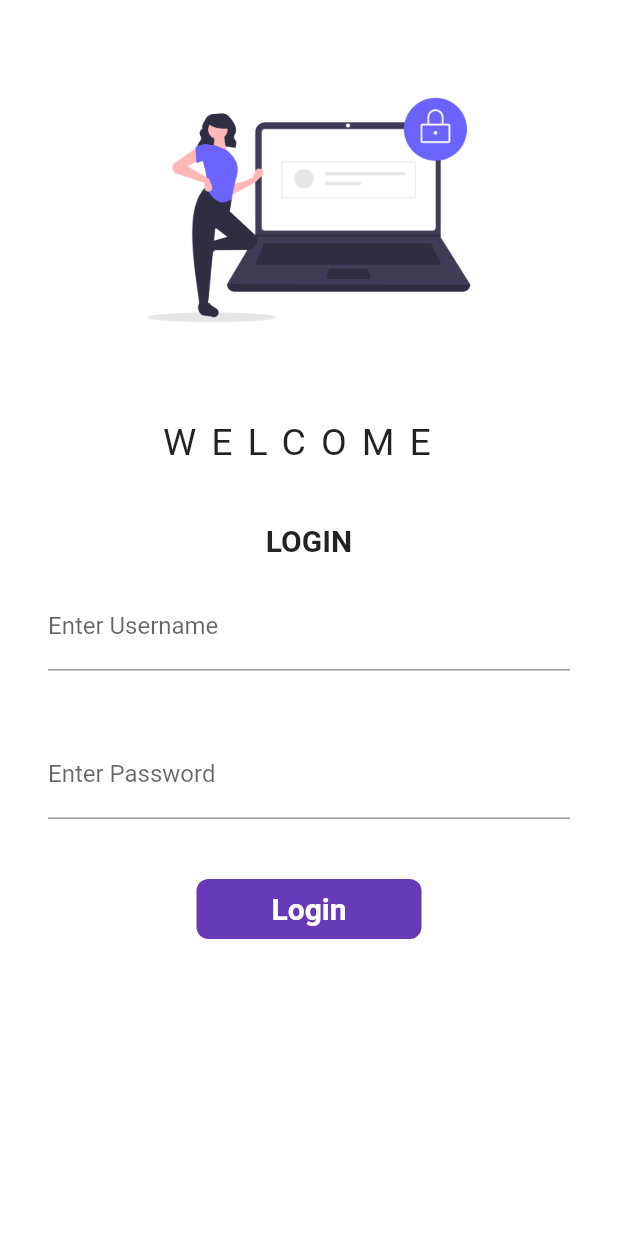
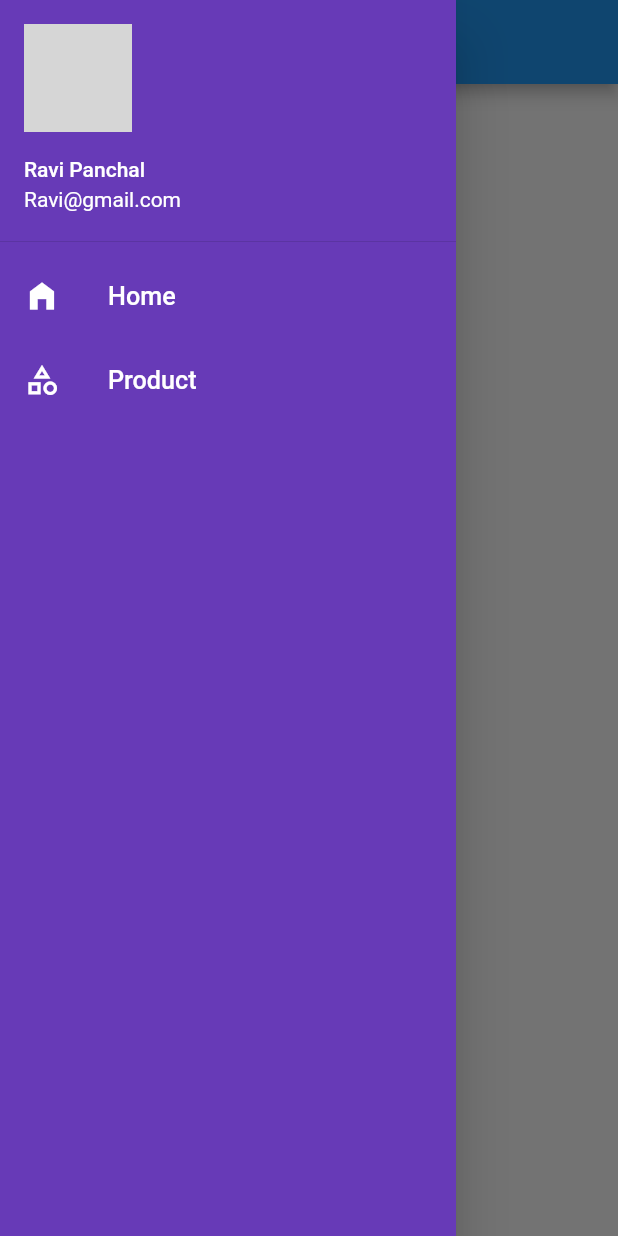
Before and after one commit to panchalravi004/Flutter_App, a Flutter app: the screen it shows after launch, with the side drawer open (before the commit the screen has no drawer), on a phone screen of 412 x 824 dp. Run offline on Flutter 3.47's test engine with Material 2 defaults, Android fonts, the phone set to English and light mode, and no system bars; network calls fail; statements that could not run were skipped; grey boxes are pictures that could not be loaded.

Commit message:
Day5 Completed

```diff
--- a/lib/main.dart
+++ b/lib/main.dart
@@ -18,7 +18,8 @@ class MyApp extends StatelessWidget {
       theme: ThemeData(
         brightness: Brightness.light,
       ),
-      initialRoute: "/",
+      initialRoute: MyRoutes.homeroutes,
+      debugShowCheckedModeBanner: false,
       routes: {
         "/": (context) => LoginPage(),
         MyRoutes.homeroutes: (context) => HomePage(),
--- /dev/null
+++ b/lib/widgets/drawer.dart
@@ -0,0 +1,56 @@
+// ignore_for_file: prefer_const_constructors
+
+import 'package:flutter/cupertino.dart';
+import 'package:flutter/material.dart';
+
+class MyDrawer extends StatelessWidget {
+  const MyDrawer({Key? key}) : super(key: key);
+
+  @override
+  Widget build(BuildContext context) {
+    // ignore: prefer_const_declarations
+    final imageUrl = "https://i.ibb.co/0tx4fqr/20211203-142756.jpg";
+    return Drawer(
+      child: Container(
+        color: Colors.deepPurple,
+        child: ListView(
+          padding: EdgeInsets.zero,
+          // ignore: prefer_const_literals_to_create_immutables
+          children: [
+            DrawerHeader(
+              padding: EdgeInsets.zero,
+              child: UserAccountsDrawerHeader(
+                margin: EdgeInsets.zero,
+                decoration: BoxDecoration(
+                  color: Colors.deepPurple,
+                ),
+                accountName: Text("Ravi Panchal"),
+                accountEmail: Text("Ravi@gmail.com"),
+                //currentAccountPicture: Image.network(imageUrl),
+                currentAccountPicture: CircleAvatar(
+                  backgroundImage: NetworkImage(imageUrl),
+                ),
+              ),
+            ),
+            ListTile(
+              leading: Icon(
+                Icons.home_filled,
+                color: Colors.white,
+              ),
+              title: Text("Home",
+                  textScaleFactor: 1.2, style: TextStyle(color: Colors.white)),
+            ),
+            ListTile(
+              leading: Icon(
+                Icons.category_outlined,
+                color: Colors.white,
+              ),
+              title: Text("Product",
+                  textScaleFactor: 1.2, style: TextStyle(color: Colors.white)),
+            ),
+          ],
+        ),
+      ),
+    );
+  }
+}
```
Also changed, not shown: lib/pages/home_page.dart (+7 -58 lines), lib/pages/login_page.dart (+4 -4 lines).
